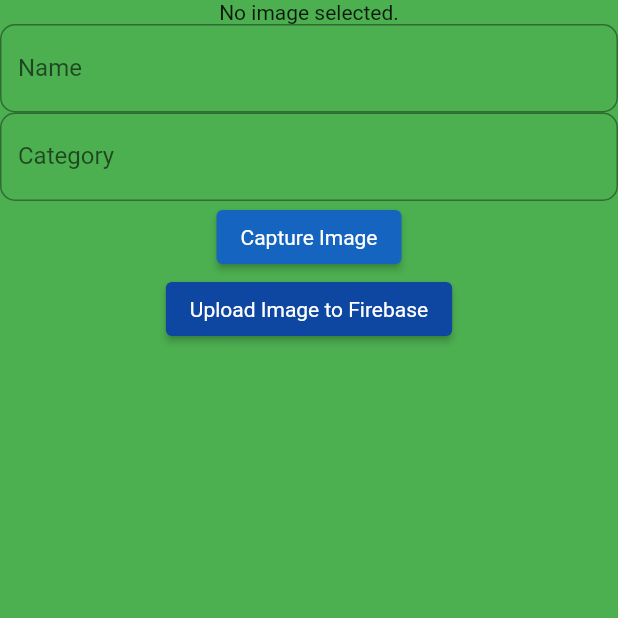
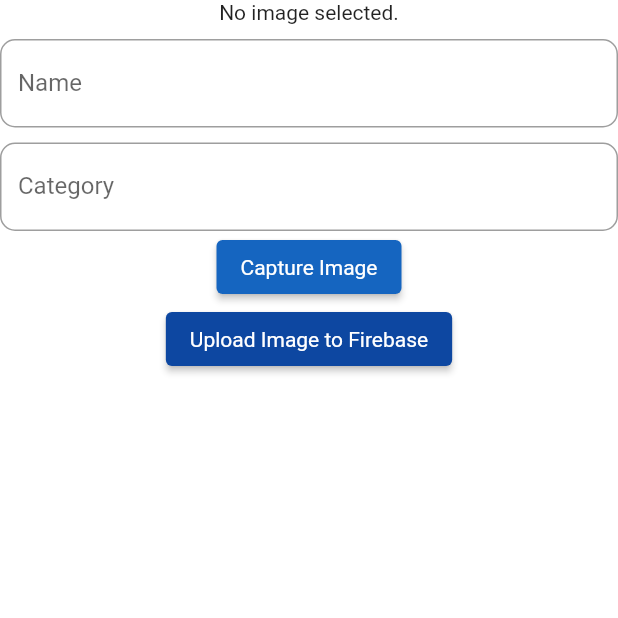
Before and after one commit to BobanVinitW/imagepicker, a Flutter app: the MyHomePage screen opened directly, on a phone screen of 412 x 824 dp, the top half of it. Run offline on Flutter 3.47's test engine with Material 2 defaults, Android fonts, the light colour scheme and no system bars; our stand-ins replace cloud_firestore, firebase_core, firebase_storage, image_picker; accounts and stored records are empty.

Commit message:
initial commit
flutter project

```diff
--- a/lib/MyApp.dart
+++ b/lib/MyApp.dart
@@ -57,8 +57,9 @@ class _MyHomePageState extends State<MyHomePage> {
 
   @override
   Widget build(BuildContext context) {
-    return Scaffold(
-      backgroundColor: Colors.green,
+    return SafeArea(
+      child: Scaffold(
+        backgroundColor: Colors.white,
         body: SingleChildScrollView(
           child: Column(
             mainAxisAlignment: MainAxisAlignment.center,
@@ -66,6 +67,7 @@ class _MyHomePageState extends State<MyHomePage> {
               _image == null
                   ? Text('No image selected.')
                   : Image.file(File(_image!.path)),
+              SizedBox(height: 10,),
               TextFormField(
                 controller: titleController,
                 validator: (value){
@@ -83,6 +85,7 @@ class _MyHomePageState extends State<MyHomePage> {
                   ),
                 ),
               ),
+              SizedBox(height: 10,),
               TextFormField(
                 controller: descpController,
                 validator: (value){
@@ -120,6 +123,7 @@ class _MyHomePageState extends State<MyHomePage> {
                   ),
                 ),
               ),
+              SizedBox(height: 10,),
               _imageUrl != null
                   ? Image.network(
                 _imageUrl!,
@@ -130,6 +134,7 @@ class _MyHomePageState extends State<MyHomePage> {
             ],
           ),
         ),
+      ),
     );
   }
 }
```
Also changed, not shown: lib/allimage.dart (+14 -24 lines), lib/loginpage.dart (+8 -9 lines). Lines whose indentation alone changed are shown as unchanged.
